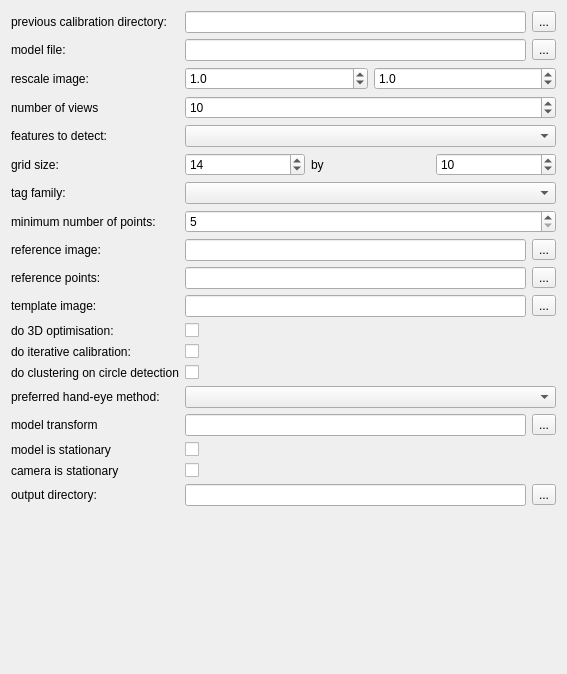
First picture: the form in MITK/Plugins/uk.ac.ucl.cmic.igicameracal/src/internal/niftkCameraCalViewPreferencePage.ui, repository NifTK/NifTK, before the edit.
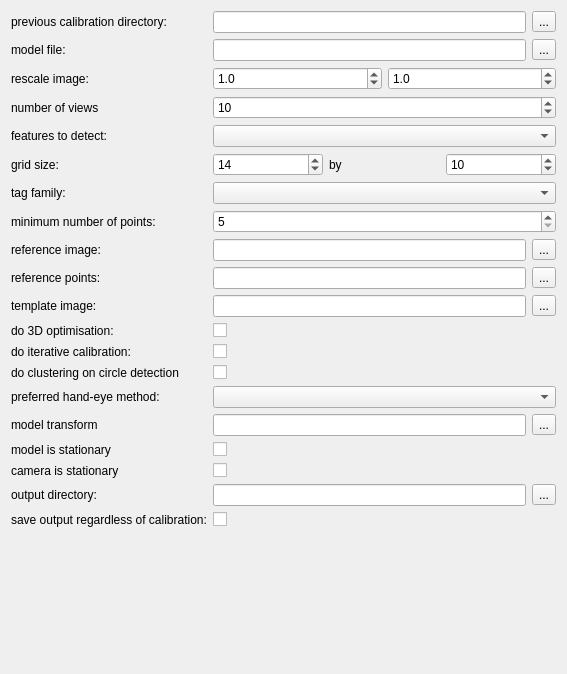
Second picture: the form after the edit.

Commit message: Issue #5322: Add option to save data before calibration.

```diff
--- a/MITK/Plugins/uk.ac.ucl.cmic.igicameracal/src/internal/niftkCameraCalViewPreferencePage.ui
+++ b/MITK/Plugins/uk.ac.ucl.cmic.igicameracal/src/internal/niftkCameraCalViewPreferencePage.ui
@@ -492,6 +492,23 @@
        </item>
       </layout>
      </item>
+     <item row="19" column="0">
+      <widget class="QLabel" name="m_SaveOutputBeforeCalibrationLabel">
+       <property name="toolTip">
+        <string>Name of a 4x4 file to describe model to tracker transform.</string>
+       </property>
+       <property name="text">
+        <string>save output regardless of calibration:</string>
+       </property>
+      </widget>
+     </item>
+     <item row="19" column="1">
+      <widget class="QCheckBox" name="m_SaveOutputBeforeCalibrationCheckBox">
+       <property name="text">
+        <string/>
+       </property>
+      </widget>
+     </item>
     </layout>
    </item>
   </layout>
```
The commit also changes 5 other files.
